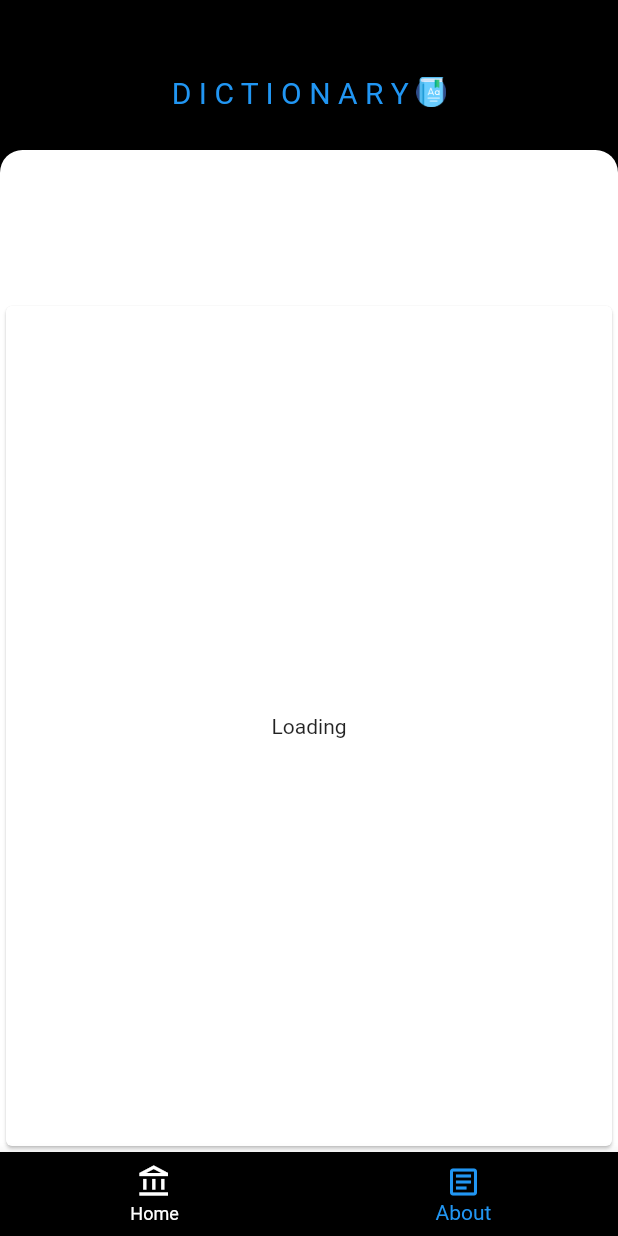
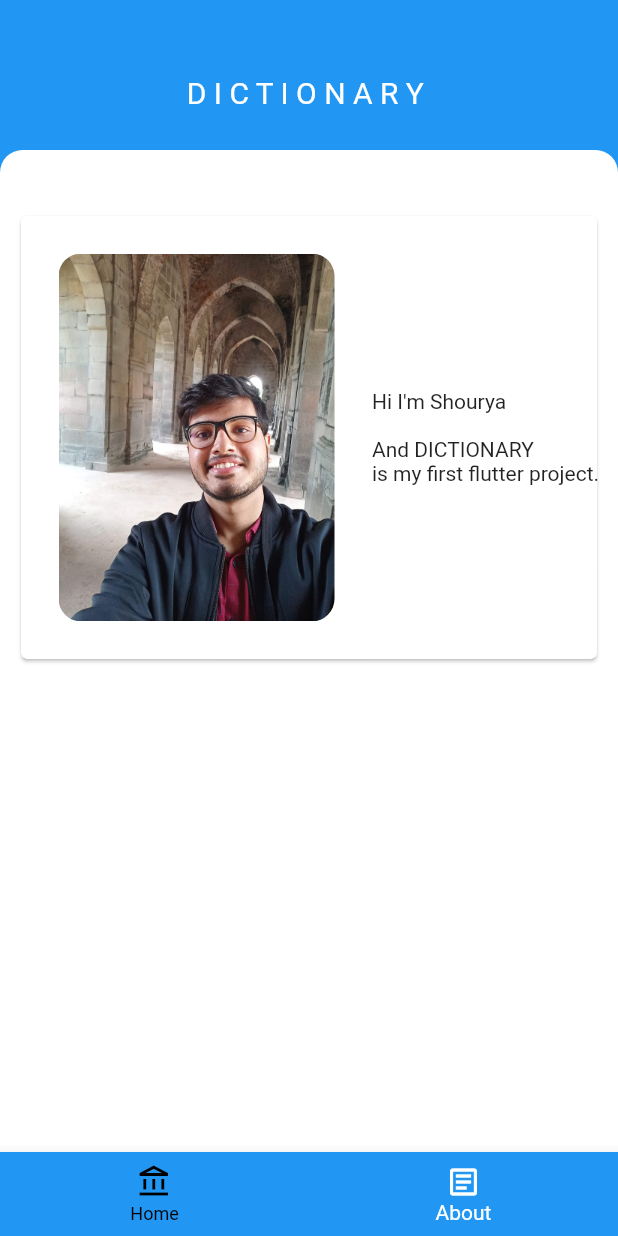
Before and after one commit to danger-ahead/flutter_dictionary, a Flutter app: the screen it shows after launch, item 2 of the bottom bar chosen, on a phone screen of 412 x 824 dp. Run offline on Flutter 3.47's test engine with Material 2 defaults, Android fonts, the phone set to English and light mode, and no system bars.

Commit message:
modified-ui

```diff
--- a/lib/home.dart
+++ b/lib/home.dart
@@ -2,49 +2,74 @@ import 'package:flutter/cupertino.dart';
 import 'package:flutter/material.dart';
 import 'package:flutter/painting.dart';
 import 'data.dart';
+import 'results.dart';
 
-dynamic homeLayout(int selected) {
+dynamic homeLayout(int selected, BuildContext context) {
   TextEditingController _word = TextEditingController();
 
   List<Widget> widgetArray = [
+    SingleChildScrollView(
+      reverse: true,
+      child: Padding(
+        padding: const EdgeInsets.only(left: 20, right: 20),
+        child: Column(children: [
+          ClipOval(
+            child: Image.asset(
+              'images/icon.png',
+              scale: 4,
+            ),
+          ),
           Padding(
-      padding: const EdgeInsets.only(left: 20, right: 20, top: 265),
-      child: Column(children: [
-        TextField(
+            padding: const EdgeInsets.only(top: 20),
+            child: TextField(
               controller: _word,
               decoration: InputDecoration(
                 border: OutlineInputBorder(),
-            labelText: 'Enter word',
+                labelText: 'Search for a word',
+              ),
             ),
           ),
           Padding(
             padding: const EdgeInsets.only(top: 20),
             child: CupertinoButton(
                 child: Text(
-                "Search",
-                style: TextStyle(color: Colors.blue),
+                  "Search!",
+                  style: TextStyle(color: Colors.white),
                 ),
-              color: Colors.black,
+                color: Colors.blue,
                 onPressed: () {
+                  Navigator.push(context, MaterialPageRoute(builder: (context) {
+                    return Results();
+                  }));
                   _word.text = '';
                 }),
-        )
+          ),
         ]),
       ),
+    ),
     Padding(
-      padding: const EdgeInsets.only(top: 100),
-      child: Container(
-        child: Card(
-            child: FutureBuilder(
-                future: getData('hello'),
-                builder: (context, AsyncSnapshot snapshot) {
-                  if (snapshot.data == null) {
-                    return Container(child: Center(child: Text('Loading')));
-                  } else
-                    return Text(
-                      snapshot.data[0].partOfSpeech,
-                    );
-                })),
+      padding: const EdgeInsets.only(top: 40, left: 10, right: 10),
+      child: Column(
+        children: [
+          Card(
+            child: Row(
+                mainAxisAlignment: MainAxisAlignment.spaceAround,
+                children: [
+                  Padding(
+                    padding: const EdgeInsets.all(25),
+                    child: ClipRRect(
+                      borderRadius: BorderRadius.circular(15.0),
+                      child: Image.asset(
+                        'images/self.png',
+                        scale: 4,
+                      ),
+                    ),
+                  ),
+                  Text(
+                      "Hi I'm Shourya\n\nAnd DICTIONARY\nis my first flutter project."),
+                ]),
+          )
+        ],
       ),
     )
   ];
--- a/lib/main.dart
+++ b/lib/main.dart
@@ -35,7 +35,7 @@ class _MyHomePageState extends State<MyHomePage> {
       body: Stack(
         children: [
           Container(
-              color: Colors.black,
+              color: Colors.blue,
               child: Column(children: [
                 Padding(
                   padding: const EdgeInsets.only(top: 50),
@@ -44,9 +44,8 @@ class _MyHomePageState extends State<MyHomePage> {
                     children: [
                       Text(
                         "D I C T I O N A R Y ",
-                        style: TextStyle(color: Colors.blue, fontSize: 20),
+                        style: TextStyle(color: Colors.white, fontSize: 20),
                       ),
-                      Image.asset('images/icon.png', height: 20, width: 20)
                     ], //row-children
                   ), //Row
                 ) //Padding
@@ -57,7 +56,7 @@ class _MyHomePageState extends State<MyHomePage> {
               padding: const EdgeInsets.only(top: 100),
               child: Container(
                 child: Center(
-                  child: homeLayout(selected),
+                  child: homeLayout(selected, context),
                 ),
                 decoration: BoxDecoration(
                   color: Colors.white,
@@ -70,9 +69,9 @@ class _MyHomePageState extends State<MyHomePage> {
         ],
       ), //Stack
       bottomNavigationBar: BottomNavigationBar(
-        backgroundColor: Colors.black,
-        unselectedItemColor: Colors.white,
-        selectedItemColor: Colors.blue,
+        backgroundColor: Colors.blue,
+        unselectedItemColor: Colors.black,
+        selectedItemColor: Colors.white,
         items: [
           BottomNavigationBarItem(
             icon: Icon(
--- a/pubspec.yaml
+++ b/pubspec.yaml
@@ -51,6 +51,7 @@ flutter:
   # To add assets to your application, add an assets section, like this:
   assets:
     - images/icon.png
+    - images/self.png
 
   # An image asset can refer to one or more resolution-specific "variants", see
   # https://flutter.dev/assets-and-images/#resolution-aware.
```
Also changed, not shown: lib/results.dart (added, +43 -0 lines), images/self.png (added). Lines whose indentation alone changed are shown as unchanged.
